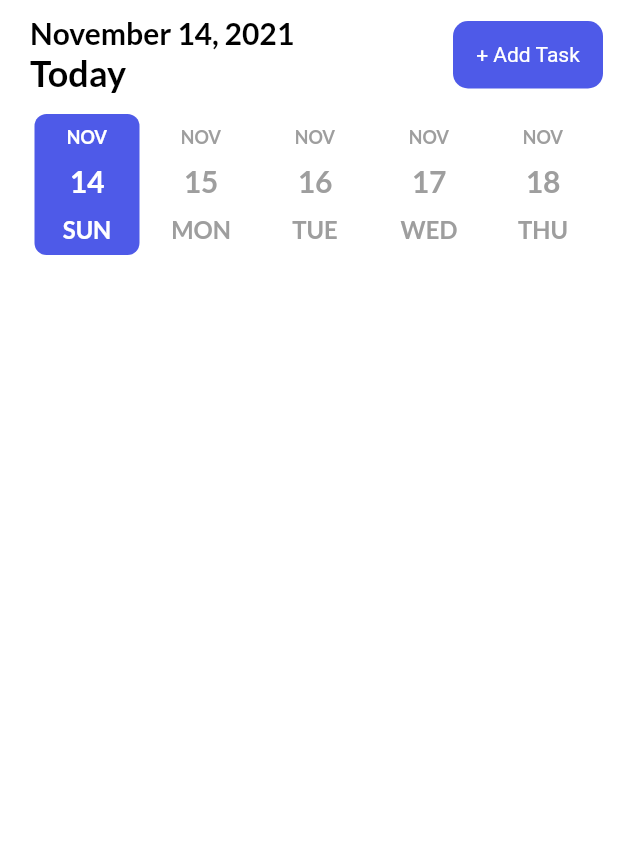
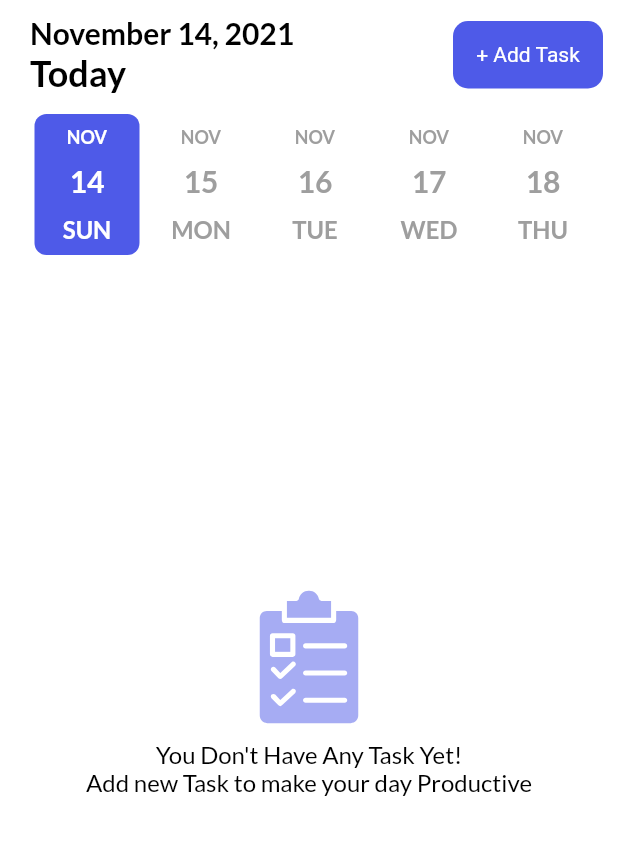
Before and after one commit to AbdArrahmanD/todo, a Flutter app: the screen it shows after launch, on a phone screen of 412 x 824 dp, the part 84-939 px from its top. Run offline on Flutter 3.47's test engine with Material 2 defaults, Android fonts, the phone set to English and light mode, and no system bars; drawn by our look-alikes of date_picker_timeline; our stand-ins replace flutter_svg, get, get_storage, google_fonts.

Commit message:
Designing task list when empty -SVG Image-

```diff
--- a/lib/controllers/task_controller.dart
+++ b/lib/controllers/task_controller.dart
@@ -1,5 +1,7 @@
 import 'package:get/get.dart';
+import 'package:todo/models/task.dart';
 
 class TaskController extends GetxController {
+  List taskList = <Task>[];
   getTask() {}
 }
--- a/lib/views/pages/home_page.dart
+++ b/lib/views/pages/home_page.dart
@@ -1,5 +1,6 @@
 import 'package:date_picker_timeline/date_picker_timeline.dart';
 import 'package:flutter/material.dart';
+import 'package:flutter_svg/flutter_svg.dart';
 import 'package:get/get.dart';
 import 'package:google_fonts/google_fonts.dart';
 import 'package:intl/intl.dart';
@@ -29,6 +30,7 @@ class _HomePageState extends State<HomePage> {
           Container(),
           taskBar(),
           addDateBar(),
+          showTasks(),
         ],
       ),
     );
@@ -137,4 +139,46 @@ class _HomePageState extends State<HomePage> {
       ),
     );
   }
+
+  Expanded showTasks() => Expanded(child: noTaskMsg());
+
+  noTaskMsg() => Stack(
+        children: [
+          AnimatedPositioned(
+            duration: const Duration(milliseconds: 500),
+            child: SingleChildScrollView(
+              child: Wrap(
+                alignment: WrapAlignment.center,
+                crossAxisAlignment: WrapCrossAlignment.center,
+                direction: SizeConfig.orientation == Orientation.portrait
+                    ? Axis.vertical
+                    : Axis.horizontal,
+                children: [
+                  SizeConfig.orientation == Orientation.landscape
+                      ? const SizedBox(height: 6)
+                      : const SizedBox(height: 220),
+                  SvgPicture.asset(
+                    'assets/images/task.svg',
+                    height: 90,
+                    semanticsLabel: 'Task',
+                    color: primaryClr.withOpacity(0.5),
+                  ),
+                  Padding(
+                    padding: const EdgeInsets.symmetric(
+                        horizontal: 30, vertical: 10),
+                    child: Text(
+                      'You Don\'t Have Any Task Yet!\nAdd new Task to make your day Productive',
+                      style: subTitleStyle,
+                      textAlign: TextAlign.center,
+                    ),
+                  ),
+                  SizeConfig.orientation == Orientation.landscape
+                      ? const SizedBox(height: 120)
+                      : const SizedBox(height: 180),
+                ],
+              ),
+            ),
+          ),
+        ],
+      );
 }
```
